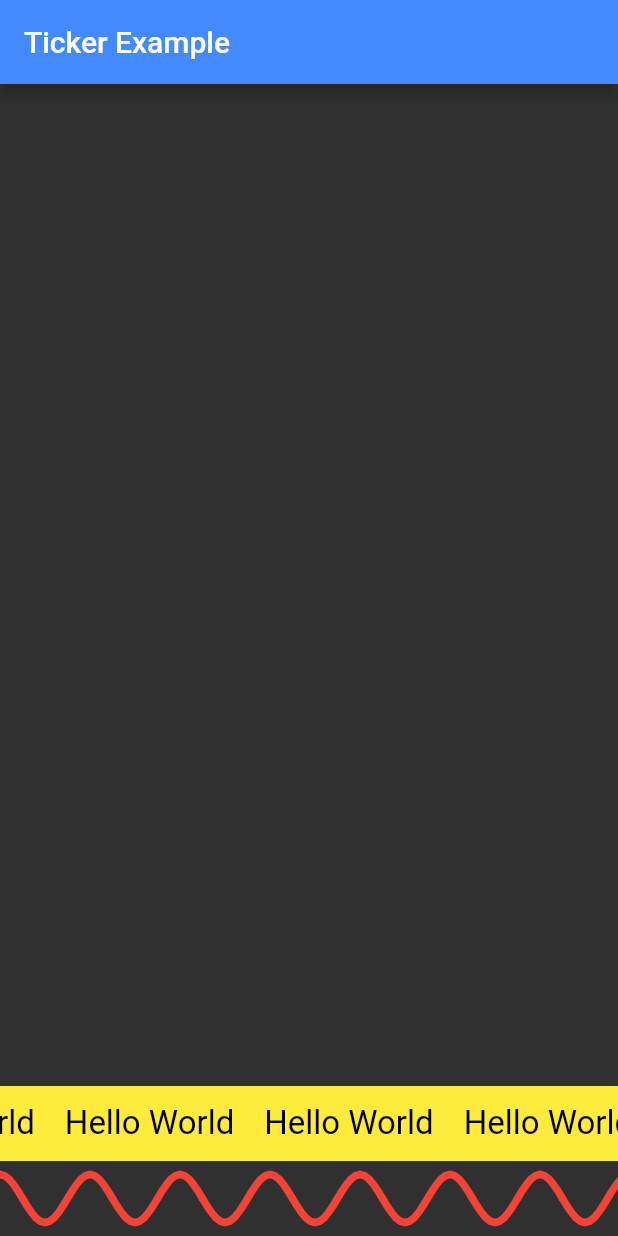
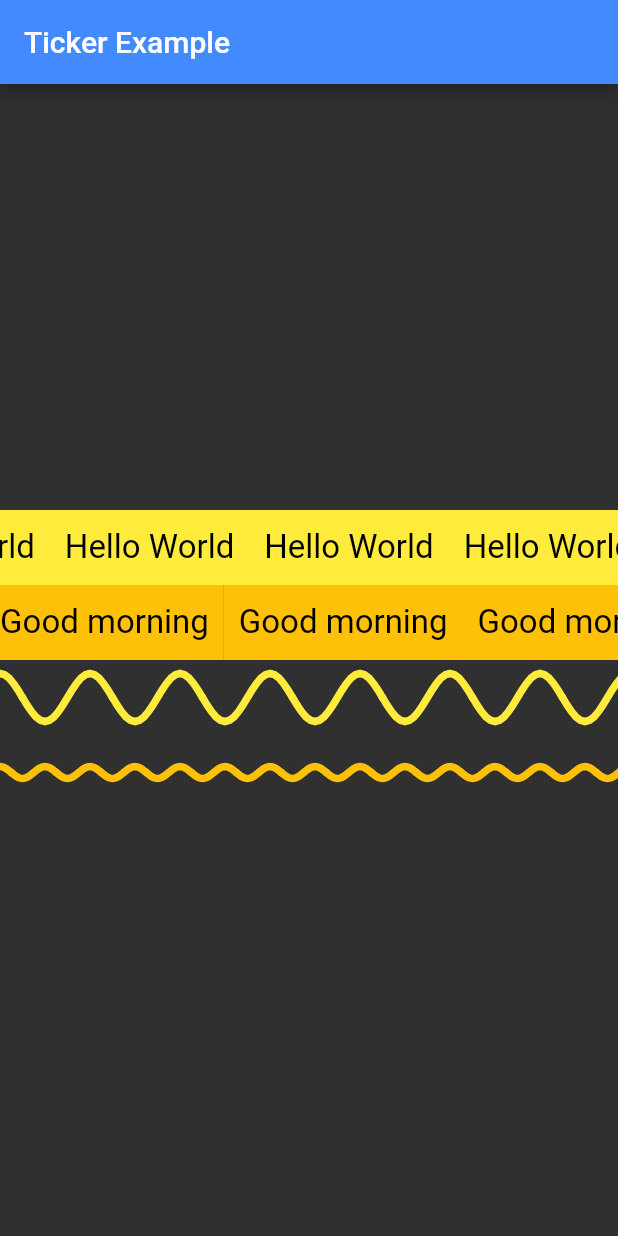
Before and after one commit to arpit/TickerWidget, a Flutter app: the screen it shows after launch, on a phone screen of 412 x 824 dp. Run offline on Flutter 3.47's test engine with Material 2 defaults, Android fonts, the phone set to English and light mode, and no system bars.

Commit message:
Updated sample app and video

```diff
--- a/ticker_widget_sample/lib/main.dart
+++ b/ticker_widget_sample/lib/main.dart
@@ -12,7 +12,9 @@ class MyApp extends StatelessWidget {
   Widget build(BuildContext context) {
 
     var textTile = TextTile(context:context, text: "Hello World");
-    var sineTile = SineWaveTile(strokeColor: Colors.red, amplitude: 16, period: 60);
+    var textTile2 = TextTile(context:context, text: "Good morning", backgroundColor: Colors.amber );
+    var sineTile = SineWaveTile(strokeColor: Colors.yellow, amplitude: 16, period: 60);
+    var sineTile2 = SineWaveTile(strokeColor: Colors.amber, amplitude: 4, period: 30);
 
     return MaterialApp(
       theme: ThemeData.dark(),
@@ -33,9 +35,24 @@ class MyApp extends StatelessWidget {
               widthFactor: 1,
               child: SizedBox(
                 height: 50,
+                child: TickerWidget(textTile2, tileAnimDuration: 4,animDirection: 1,),
+              ),
+            ),
+            FractionallySizedBox(
+              widthFactor: 1,
+              child: SizedBox(
+                height: 50,
                 child: TickerWidget(sineTile, tileAnimDuration: 1,animDirection: -1,),
               ),
-            )
+            ),
+            FractionallySizedBox(
+              widthFactor: 1,
+              child: SizedBox(
+                height: 50,
+                child: TickerWidget(sineTile2, tileAnimDuration: 1,animDirection: -1,),
+              ),
+            ),
+            Expanded(child: SizedBox()),
           ],
         )
       ),
```
Also changed, not shown: 1 other file.
